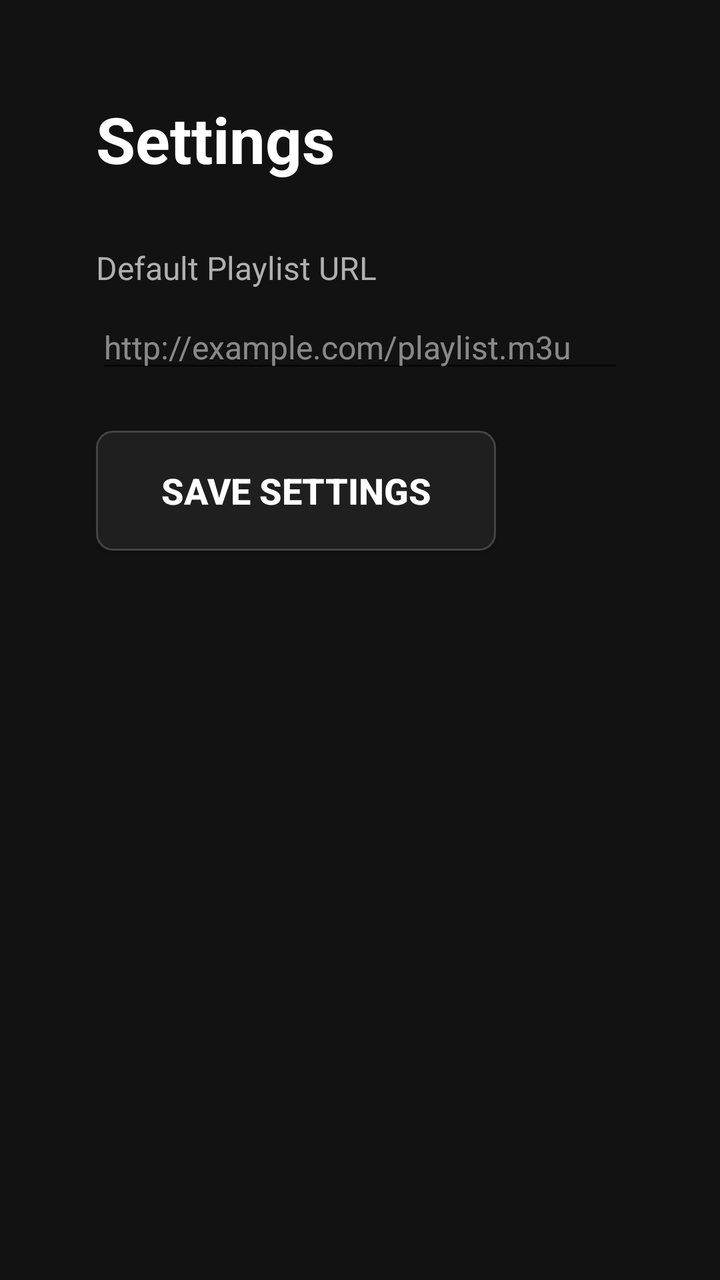
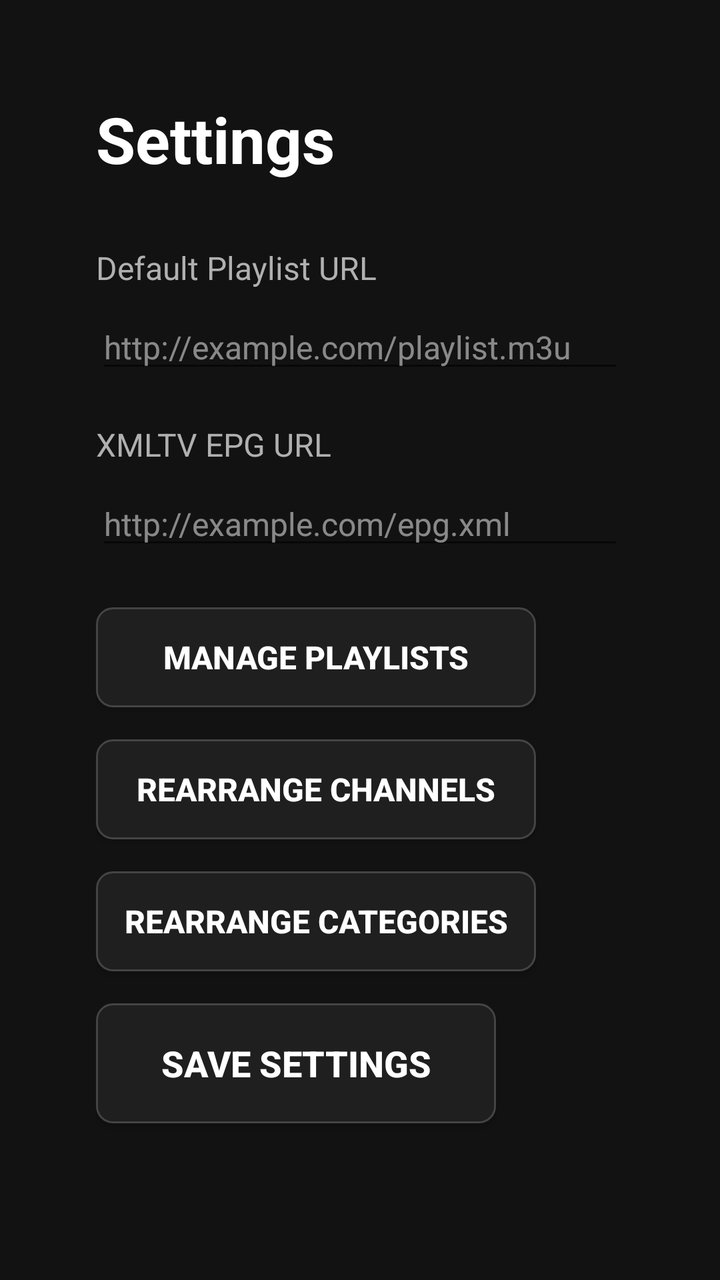

Before-and-after screenshots of an Android layout around one commit, followed by the original layout XML and the change that was made.
<!-- AndroidManifest.xml: application theme Theme.IPTVMate -->
<!-- res/layout/activity_settings.xml -->
<?xml version="1.0" encoding="utf-8"?>
<LinearLayout xmlns:android="http://schemas.android.com/apk/res/android"
    android:layout_width="match_parent"
    android:layout_height="match_parent"
    android:background="#FF121212"
    android:orientation="vertical"
    android:padding="48dp">

    <TextView
        android:layout_width="wrap_content"
        android:layout_height="wrap_content"
        android:layout_marginBottom="32dp"
        android:text="@string/settings"
        android:textColor="#FFFFFFFF"
        android:textSize="32sp"
        android:textStyle="bold" />

    <TextView
        android:layout_width="wrap_content"
        android:layout_height="wrap_content"
        android:layout_marginBottom="8dp"
        android:text="@string/default_playlist_url"
        android:textColor="#FFB0B0B0"
        android:textSize="16sp" />

    <EditText
        android:id="@+id/etSettingsPlaylistUrl"
        android:layout_width="match_parent"
        android:layout_height="wrap_content"
        android:layout_marginBottom="24dp"
        android:autofillHints="uri"
        android:hint="@string/playlist_url_hint"
        android:inputType="textUri"
        android:maxLines="1"
        android:textColor="#FFFFFFFF"
        android:textColorHint="#80FFFFFF"
        android:textSize="16sp" />

    <Button
        android:id="@+id/btnSaveSettings"
        android:layout_width="200dp"
        android:layout_height="60dp"
        android:background="@drawable/tv_focusable_background"
        android:focusable="true"
        android:focusableInTouchMode="true"
        android:gravity="center"
        android:text="@string/save_settings"
        android:textColor="#FFFFFFFF"
        android:textSize="18sp"
        android:textStyle="bold" />

</LinearLayout>
<!-- resources referenced by this layout -->
<resources>
  <!-- drawable tv_focusable_background (drawable) -->
  <?xml version="1.0" encoding="utf-8"?>
  <selector xmlns:android="http://schemas.android.com/apk/res/android">
      <item android:state_focused="true">
          <shape android:shape="rectangle">
              <solid android:color="#FF3700B3" />
              <corners android:radius="8dp" />
              <stroke android:width="3dp" android:color="#FFFFFFFF" />
          </shape>
      </item>
      <item>
          <shape android:shape="rectangle">
              <solid android:color="#FF1F1F1F" />
              <corners android:radius="8dp" />
              <stroke android:width="1dp" android:color="#FF444444" />
          </shape>
      </item>
  </selector>
  <string name="default_playlist_url">Default Playlist URL</string>
  <string name="playlist_url_hint">http://example.com/playlist.m3u</string>
  <string name="save_settings">Save Settings</string>
  <string name="settings">Settings</string>
  <style name="Theme.IPTVMate" parent="@style/Theme.AppCompat.DayNight.NoActionBar" />
</resources>

<!-- the commit's change to res/layout/activity_settings.xml (unified diff, before → after) -->
@@ -27,7 +27,7 @@
         android:id="@+id/etSettingsPlaylistUrl"
         android:layout_width="match_parent"
         android:layout_height="wrap_content"
-        android:layout_marginBottom="24dp"
+        android:layout_marginBottom="20dp"
         android:autofillHints="uri"
         android:hint="@string/playlist_url_hint"
         android:inputType="textUri"
@@ -35,6 +35,69 @@
         android:textColor="#FFFFFFFF"
         android:textColorHint="#80FFFFFF"
         android:textSize="16sp" />
+
+    <TextView
+        android:layout_width="wrap_content"
+        android:layout_height="wrap_content"
+        android:layout_marginBottom="8dp"
+        android:text="@string/epg_url_label"
+        android:textColor="#FFB0B0B0"
+        android:textSize="16sp" />
+
+    <EditText
+        android:id="@+id/etSettingsEpgUrl"
+        android:layout_width="match_parent"
+        android:layout_height="wrap_content"
+        android:layout_marginBottom="24dp"
+        android:autofillHints="uri"
+        android:hint="@string/epg_url_hint"
+        android:inputType="textUri"
+        android:maxLines="1"
+        android:textColor="#FFFFFFFF"
+        android:textColorHint="#80FFFFFF"
+        android:textSize="16sp" />
+
+    <Button
+        android:id="@+id/btnManagePlaylists"
+        android:layout_width="220dp"
+        android:layout_height="50dp"
+        android:layout_marginBottom="16dp"
+        android:background="@drawable/tv_focusable_background"
+        android:focusable="true"
+        android:focusableInTouchMode="true"
+        android:gravity="center"
+        android:text="@string/manage_playlists"
+        android:textColor="#FFFFFFFF"
+        android:textSize="16sp"
+        android:textStyle="bold" />
+
+    <Button
+        android:id="@+id/btnRearrangeChannels"
+        android:layout_width="220dp"
+        android:layout_height="50dp"
+        android:layout_marginBottom="16dp"
+        android:background="@drawable/tv_focusable_background"
+        android:focusable="true"
+        android:focusableInTouchMode="true"
+        android:gravity="center"
+        android:text="@string/rearrange_channels"
+        android:textColor="#FFFFFFFF"
+        android:textSize="16sp"
+        android:textStyle="bold" />
+
+    <Button
+        android:id="@+id/btnRearrangeCategories"
+        android:layout_width="220dp"
+        android:layout_height="50dp"
+        android:layout_marginBottom="16dp"
+        android:background="@drawable/tv_focusable_background"
+        android:focusable="true"
+        android:focusableInTouchMode="true"
+        android:gravity="center"
+        android:text="@string/rearrange_categories"
+        android:textColor="#FFFFFFFF"
+        android:textSize="16sp"
+        android:textStyle="bold" />
 
     <Button
         android:id="@+id/btnSaveSettings"
<!-- resource entries referenced after the edit -->
@@ -19,7 +19,12 @@
       </item>
   </selector>
   <string name="default_playlist_url">Default Playlist URL</string>
+  <string name="epg_url_hint">http://example.com/epg.xml</string>
+  <string name="epg_url_label">XMLTV EPG URL</string>
+  <string name="manage_playlists">Manage Playlists</string>
   <string name="playlist_url_hint">http://example.com/playlist.m3u</string>
+  <string name="rearrange_categories">Rearrange Categories</string>
+  <string name="rearrange_channels">Rearrange Channels</string>
   <string name="save_settings">Save Settings</string>
   <string name="settings">Settings</string>
   <style name="Theme.IPTVMate" parent="@style/Theme.AppCompat.DayNight.NoActionBar" />
